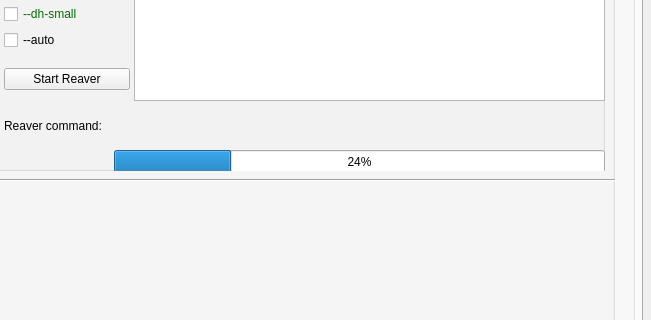
This is wifern.ui in houcy/wifern as Qt 5 draws it before an edit; both pictures show x 688 to 1339 and y 156 to 476 of the 1339 by 771 pixel window. The edited form follows.
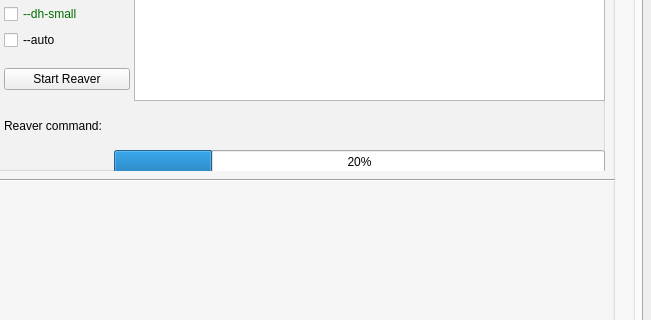
This is the edited form. Icons and pictures are not drawn.

Diff of the .ui file:
```diff
--- a/wifern.ui
+++ b/wifern.ui
@@ -298,7 +298,10 @@
              </rect>
             </property>
             <property name="value">
-             <number>24</number>
+             <number>20</number>
+            </property>
+            <property name="invertedAppearance">
+             <bool>false</bool>
             </property>
            </widget>
            <widget class="QWidget" name="layoutWidget">
```
Left out of the diff: 12 changed lines with no effect on the pictures.
